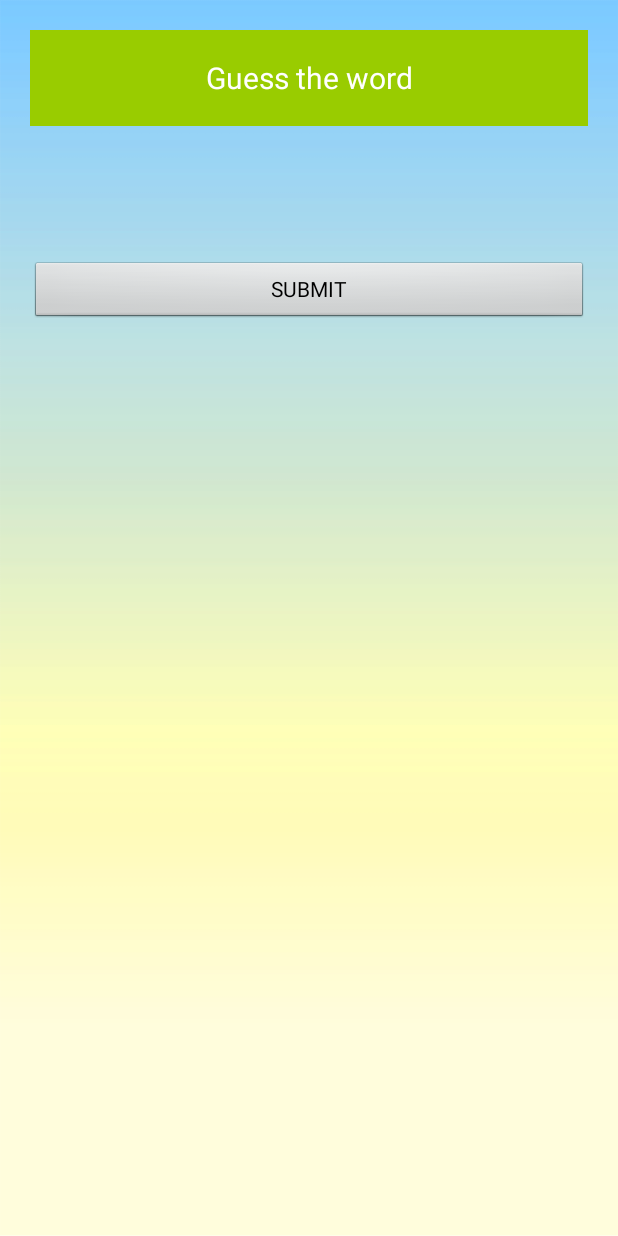
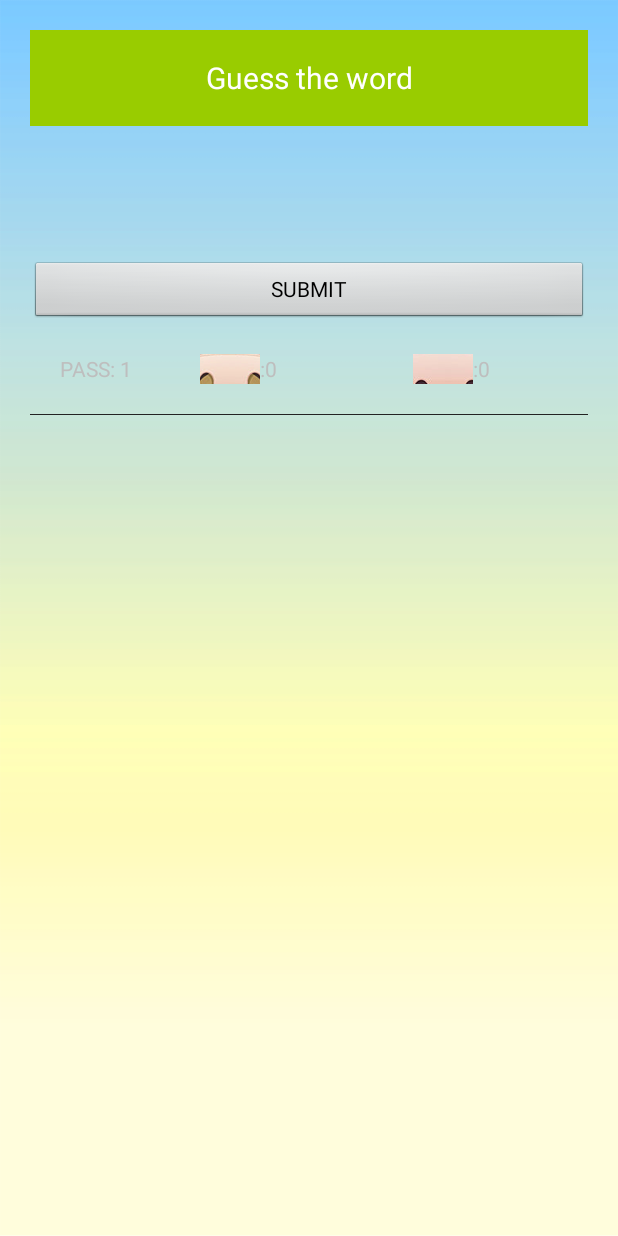
Before and after one commit to sachin-sable/QP-hack-bulls-and-cows-android, an Android app: the GuesserScreen screen opened directly, with no data from a screen before it, after a tap on "SUBMIT", on a phone screen of 412 x 824 dp. Run offline under Robolectric (Android 15) with nearby library versions, the phone set to English and light mode, and no system bars.

Commit message:
added attempts list.

```diff
--- a/app/src/main/java/com/questionpro/bullscows/app/GuesserScreen.java
+++ b/app/src/main/java/com/questionpro/bullscows/app/GuesserScreen.java
@@ -10,6 +10,7 @@ import android.view.View;
 import android.widget.Button;
 import android.widget.EditText;
 import android.widget.LinearLayout;
+import android.widget.ListView;
 import android.widget.Toast;
 
 import com.questionpro.bullscows.app.utils.GlobalData;
@@ -25,7 +26,9 @@ public class GuesserScreen extends Activity{
     private String selectedWord;
     private Button submitButton;
     private int currentPass= 0;
+    private ListView attemptsListView;
     private Map<Integer,String> passes = new LinkedHashMap<>();
+    private ResultAdapter resultAdapter;
     @Override
     protected void onCreate(Bundle savedInstanceState) {
         super.onCreate(savedInstanceState);
@@ -33,7 +36,10 @@ public class GuesserScreen extends Activity{
         layoutInflater = LayoutInflater.from(this);
         textLayout = findViewById(R.id.textInputLayout);
         submitButton = findViewById(R.id.submitButton);
+        attemptsListView = findViewById(R.id.attemptListView);
         selectedWord = globalData.getCurrentWord();
+        resultAdapter = new ResultAdapter(this);
+        attemptsListView.setAdapter(resultAdapter);
         for(int i=0; i<selectedWord.length(); i++){
             final int index = i;
             EditText editText =(EditText) layoutInflater.inflate(R.layout.edit_text_box, null);
@@ -80,10 +86,11 @@ public class GuesserScreen extends Activity{
     }
 
     private void submitInput(String text){
-        String result = Utils.getHint(selectedWord.toLowerCase(), text.toLowerCase());
-
-        passes.put(currentPass++,result);
+        PassAttempt result = Utils.getHint(selectedWord.toLowerCase(), text.toLowerCase());
+        result.index = currentPass++;
+        //passes.put(currentPass++,result);
         Log.i("Sachin", "Result- Pass-"+currentPass+" Result-"+result);
+        resultAdapter.addPassAttempt(result);
         clearAllEditTexts();
 
     }
--- /dev/null
+++ b/app/src/main/java/com/questionpro/bullscows/app/PassAttempt.java
@@ -0,0 +1,7 @@
+package com.questionpro.bullscows.app;
+
+public class PassAttempt {
+    public int index;
+    public int bullsCount;
+    public int cowsCount;
+}
--- /dev/null
+++ b/app/src/main/java/com/questionpro/bullscows/app/ResultAdapter.java
@@ -0,0 +1,50 @@
+package com.questionpro.bullscows.app;
+
+import android.content.Context;
+import android.view.LayoutInflater;
+import android.view.View;
+import android.view.ViewGroup;
+import android.widget.BaseAdapter;
+import android.widget.TextView;
+
+import java.util.ArrayList;
+
+public class ResultAdapter extends BaseAdapter {
+    private ArrayList<PassAttempt> passes = new ArrayList<>();
+    private LayoutInflater inflater;
+    public ResultAdapter(Context context){
+       inflater=  LayoutInflater.from(context);
+    }
+    public void addPassAttempt(PassAttempt passAttempt){
+        this.passes.add(0,passAttempt);
+        notifyDataSetChanged();
+    }
+
+    @Override
+    public int getCount() {
+        return passes.size();
+    }
+
+    @Override
+    public Object getItem(int position) {
+        return passes.get(position);
+    }
+
+    @Override
+    public long getItemId(int position) {
+        return passes.get(position).index;
+    }
+
+    @Override
+    public View getView(int position, View convertView, ViewGroup parent) {
+        View view = inflater.inflate(R.layout.attempt_list_item, null);
+        PassAttempt passAttempt = passes.get(position);
+        TextView passIndex = view.findViewById(R.id.index);
+        passIndex.setText((passAttempt.index+1)+"");
+        TextView bullsCount = view.findViewById(R.id.bullsCount);
+        bullsCount.setText(passAttempt.bullsCount+"");
+        TextView cowsCount = view.findViewById(R.id.cowsCount);
+        cowsCount.setText(passAttempt.cowsCount+"");
+        return view;
+    }
+}
--- a/app/src/main/java/com/questionpro/bullscows/app/utils/Utils.java
+++ b/app/src/main/java/com/questionpro/bullscows/app/utils/Utils.java
@@ -1,10 +1,12 @@
 package com.questionpro.bullscows.app.utils;
+
+import com.questionpro.bullscows.app.PassAttempt;
 
 import java.util.HashMap;
 
 public class Utils {
 
-    public static String getHint(String secret, String guess) {
+    public static PassAttempt getHint(String secret, String guess) {
         int countBull=0;
         int countCow=0;
 
@@ -47,6 +49,9 @@ public class Utils {
             }
         }
 
-        return countBull+"- Bulls && "+countCow+"- Cows";
+        PassAttempt passAttempt = new PassAttempt();
+        passAttempt.bullsCount = countBull;
+        passAttempt.cowsCount = countCow;
+        return passAttempt;
     }
 }
--- /dev/null
+++ b/app/src/main/res/layout/attempt_list_item.xml
@@ -0,0 +1,58 @@
+<?xml version="1.0" encoding="utf-8"?>
+<LinearLayout xmlns:android="http://schemas.android.com/apk/res/android"
+    android:layout_width="match_parent" android:layout_height="wrap_content"
+    android:minHeight="60dp"
+    android:gravity="center_vertical"
+    android:padding="20dp">
+    <TextView
+        android:layout_width="wrap_content"
+        android:layout_height="wrap_content"
+        android:text="PASS: "/>
+    <TextView
+        android:layout_width="wrap_content"
+        android:layout_height="wrap_content"
+        android:id="@+id/index"
+        android:text="1"/>
+
+    <LinearLayout
+        android:layout_width="0dp"
+        android:layout_weight="1"
+        android:gravity="center"
+        android:layout_height="match_parent">
+        <ImageView
+            android:layout_width="40dp"
+            android:layout_height="40dp"
+            android:src="@drawable/bull_icon"
+            android:scaleType="center"/>
+        <TextView
+            android:layout_width="wrap_content"
+            android:layout_height="wrap_content"
+            android:text=":"/>
+        <TextView
+            android:layout_width="wrap_content"
+            android:layout_height="wrap_content"
+            android:id="@+id/bullsCount"
+            android:text="1"/>
+    </LinearLayout>
+    <LinearLayout
+        android:layout_width="0dp"
+        android:layout_weight="1"
+        android:gravity="center"
+        android:layout_height="match_parent">
+        <ImageView
+            android:layout_width="40dp"
+            android:layout_height="40dp"
+            android:src="@drawable/cow_icon"
+            android:scaleType="center"/>
+        <TextView
+            android:layout_width="wrap_content"
+            android:layout_height="wrap_content"
+            android:text=":"/>
+        <TextView
+            android:layout_width="wrap_content"
+            android:layout_height="wrap_content"
+            android:id="@+id/cowsCount"
+            android:text="1"/>
+    </LinearLayout>
+
+</LinearLayout>
--- /dev/null
+++ b/app/src/main/res/layout/attempts_list.xml
@@ -0,0 +1,6 @@
+<?xml version="1.0" encoding="utf-8"?>
+<ListView xmlns:android="http://schemas.android.com/apk/res/android"
+    android:layout_width="match_parent" android:layout_height="match_parent"
+    android:id="@+id/attemptListView">
+
+</ListView>
--- a/app/src/main/res/layout/guesser_screen.xml
+++ b/app/src/main/res/layout/guesser_screen.xml
@@ -37,4 +37,6 @@
         android:id="@+id/submitButton"
         android:text="SUBMIT"/>
 
+    <include layout="@layout/attempts_list"/>
+
 </LinearLayout>
```
Also changed, not shown: app/src/main/res/drawable-hdpi/bull_icon.png (added), app/src/main/res/drawable-hdpi/cow_icon.png (added).
